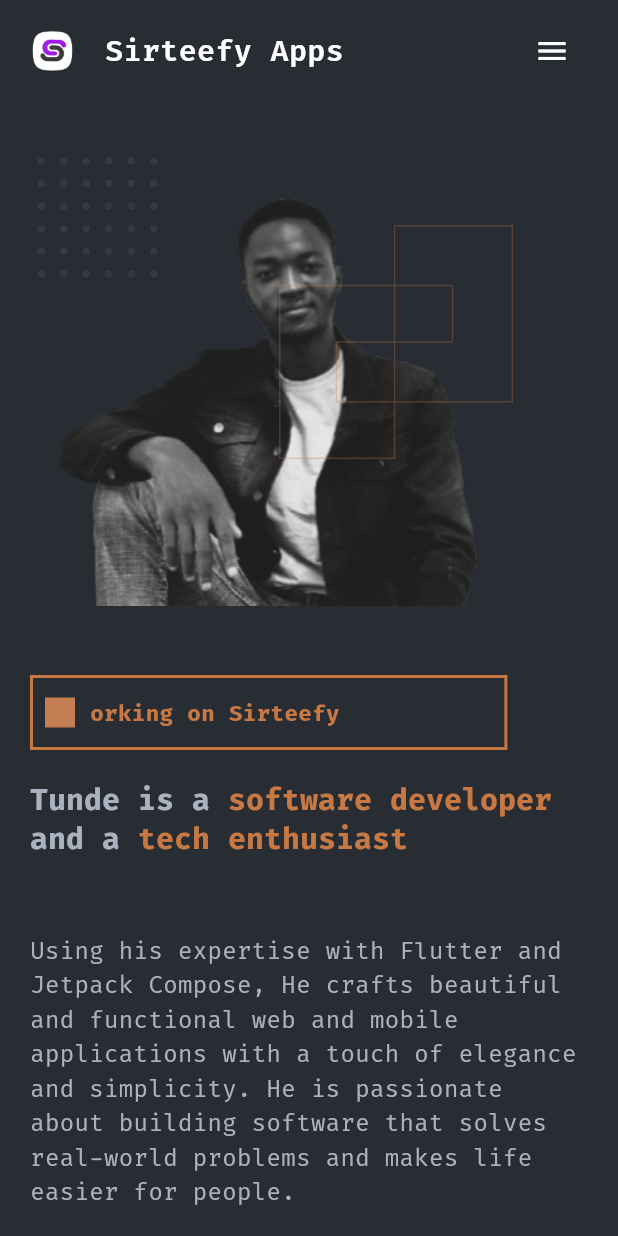
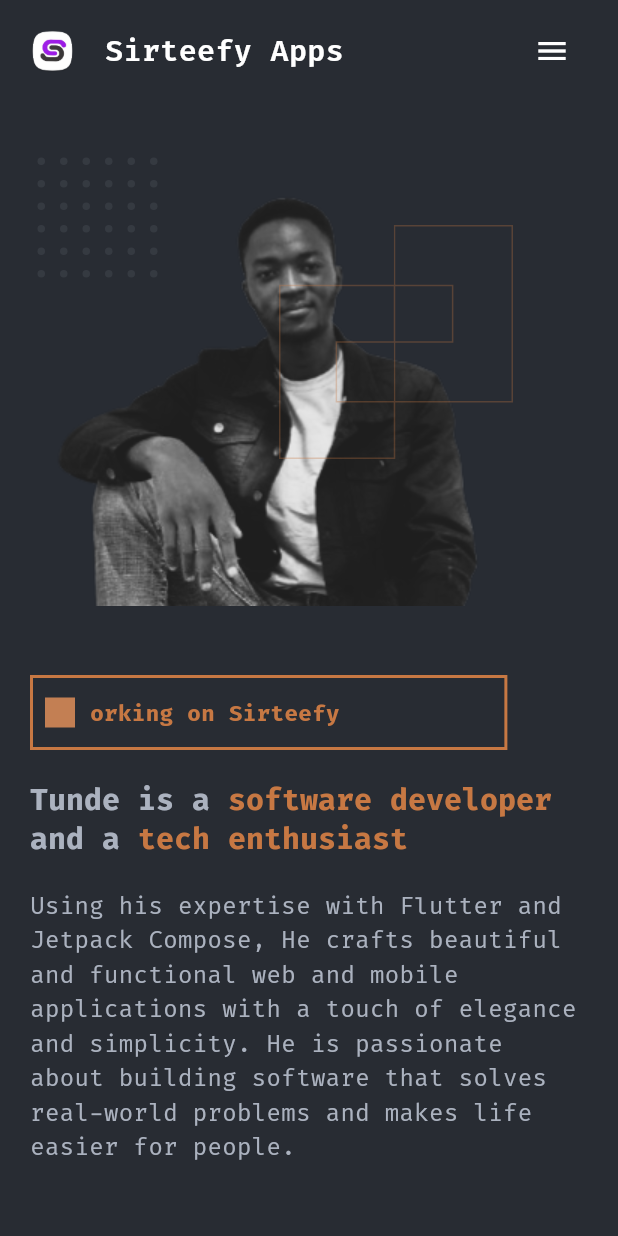
Before and after one commit to Teewhydot/sirteefy, a Flutter app: the screen it shows after launch, on a phone screen of 412 x 824 dp. Run offline on Flutter 3.47's test engine with Material 3 defaults, Android fonts, the phone set to English and light mode, and no system bars; our stand-ins replace flutter_svg, ionicons, responsive_framework.

Commit message:
Begun working on contact_section.dart

```diff
--- a/lib/sirteefy/presentation/widgets/about_me.dart
+++ b/lib/sirteefy/presentation/widgets/about_me.dart
@@ -1,4 +1,6 @@
 import 'package:flutter/material.dart';
+import 'package:ionicons/ionicons.dart';
+import 'package:sirteefy/sirteefy/presentation/widgets/project_card.dart';
 import 'package:sirteefy/sirteefy/presentation/widgets/spacing.dart';
 
 import '../../../utils/color_palette/colors.dart';
@@ -50,7 +52,8 @@ class AboutMe extends StatelessWidget {
             color: textColorGray,
           ),
         ),
-        verticalSpace(100),
+        verticalSpace(20),
+        const ProjectButton(color: textColorPurple, icon: Ionicons.document, text: 'Download Resume'),
       ],
     );
   }
--- a/lib/sirteefy/presentation/widgets/header_banner.dart
+++ b/lib/sirteefy/presentation/widgets/header_banner.dart
@@ -71,7 +71,6 @@ class HeaderBanner extends StatelessWidget {
           rowFlex: 1,
           child: Column(
             crossAxisAlignment: CrossAxisAlignment.start,
-            mainAxisAlignment: MainAxisAlignment.spaceBetween,
             children: [
               RichText(text: TextSpan(
                 text: "",
@@ -105,7 +104,7 @@ class HeaderBanner extends StatelessWidget {
                   ),
                 ]
               )),
-              verticalSpace(50),
+              verticalSpace(20),
                Text('Using his expertise with Flutter and Jetpack Compose, He crafts beautiful and functional web and mobile applications with a touch of elegance and simplicity. He is passionate about building software that solves real-world problems and makes life easier for people.',
                 style: AppThemes.firaCodeStyle(
                   fontSize: 16,
@@ -113,7 +112,7 @@ class HeaderBanner extends StatelessWidget {
                   color: textColorGray,
                 ),
               ),
-              verticalSpace(100),
+              verticalSpace(50),
                     const ProjectButton(color: textColorPurple, icon: Ionicons.phone_portrait_outline, text: 'Get in touch',),
             ],
           ),
```
Also changed, not shown: lib/sirteefy/presentation/widgets/contact_section.dart (+17 -4 lines), assets/svgs/dark_mode.svg (added), assets/svgs/light_mode.svg (added), lib/generated/assets.dart.
